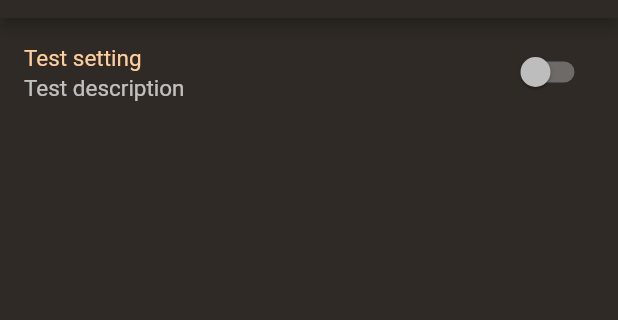
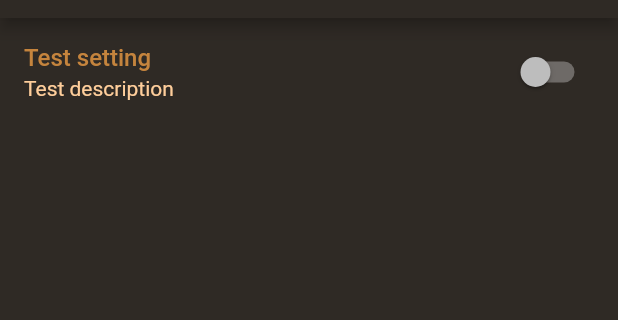
Before and after one commit to dawidd6/Brewery, a Flutter app: the SettingsPage screen opened by its route, on a phone screen of 412 x 824 dp, the part 66-386 px from its top. Run offline on Flutter 3.47's test engine with Material 2 defaults, Android fonts, the phone set to English and light mode, and no system bars; our stand-ins replace flutter_bloc, shared_preferences; accounts and stored records are empty; network calls fail.

Commit message:
lib: theming changes

```diff
--- a/lib/pages/settings_page.dart
+++ b/lib/pages/settings_page.dart
@@ -1,6 +1,7 @@
 import 'package:brewery/blocs/settings_bloc.dart';
 import 'package:brewery/events/settings_events.dart';
 import 'package:brewery/states/settings_states.dart';
+import 'package:brewery/widgets/setting_tile.dart';
 import 'package:flutter/material.dart';
 import 'package:flutter_bloc/flutter_bloc.dart';
 
@@ -33,15 +34,13 @@ class _SettingsPageState extends State<SettingsPage> {
             if (state is SettingsReadyState)
               return ListView(
                 children: [
-                  ListTile(
-                    title: Text("Test setting"),
-                    subtitle: Text("Test description"),
-                    trailing: Switch(
-                      value: state.testValue,
-                      onChanged: (value) => context
-                          .read<SettingsBloc>()
-                          .add(SettingsSetTestEvent(value)),
-                    ),
+                  SettingTile(
+                    title: "Test setting",
+                    subtitle: "Test description",
+                    toggled: state.testValue,
+                    onChanged: (value) => context
+                        .read<SettingsBloc>()
+                        .add(SettingsSetTestEvent(value)),
                   ),
                 ],
               );
--- a/lib/styles/brewery_theme.dart
+++ b/lib/styles/brewery_theme.dart
@@ -7,6 +7,7 @@ class BreweryTheme {
     primaryColor: BreweryColors.brown,
     accentColor: BreweryColors.goldDark,
     canvasColor: BreweryColors.brownDark,
+    toggleableActiveColor: BreweryColors.goldDark,
     brightness: Brightness.dark,
     appBarTheme: AppBarTheme(
       color: BreweryColors.brown,
@@ -32,25 +33,32 @@ class BreweryTheme {
       color: BreweryColors.brownDark,
     ),
     inputDecorationTheme: InputDecorationTheme(
+      isDense: true,
+      filled: true,
+      fillColor: BreweryColors.brownDark,
       labelStyle: TextStyle(
-        color: BreweryColors.goldLight,
+        color: BreweryColors.goldDark,
+      ),
+      hintStyle: TextStyle(
+        color: BreweryColors.brown,
       ),
       counterStyle: TextStyle(
-        color: BreweryColors.goldLight,
+        color: BreweryColors.goldDark,
       ),
       enabledBorder: OutlineInputBorder(
+        borderRadius: BorderRadius.all(
+          Radius.circular(20.0),
+        ),
         borderSide: BorderSide(
           color: BreweryColors.brownDark,
         ),
       ),
       border: OutlineInputBorder(
+        borderRadius: BorderRadius.all(
+          Radius.circular(20.0),
+        ),
         borderSide: BorderSide(
           color: BreweryColors.brownDark,
-        ),
-      ),
-      focusedBorder: OutlineInputBorder(
-        borderSide: BorderSide(
-          color: BreweryColors.goldDark,
         ),
       ),
     ),
@@ -61,6 +69,9 @@ class BreweryTheme {
     ),
     dividerTheme: DividerThemeData(
       color: BreweryColors.brownDark,
+    ),
+    textSelectionTheme: TextSelectionThemeData(
+      cursorColor: BreweryColors.goldDark,
     ),
     textTheme: TextTheme(
       // List tile name text
--- a/lib/widgets/regexp_filter.dart
+++ b/lib/widgets/regexp_filter.dart
@@ -19,7 +19,12 @@ class RegexpFilter extends StatelessWidget {
       child: TextField(
         onChanged: onChanged,
         decoration: InputDecoration(
-          labelText: "Regexp filter",
+          prefixIcon: Icon(
+            Icons.search,
+            color: Theme.of(context).inputDecorationTheme.labelStyle.color,
+          ),
+          labelText: "Search",
+          hintText: "hello",
           counterText: "$filteredCount / $totalCount",
         ),
       ),
--- /dev/null
+++ b/lib/widgets/setting_tile.dart
@@ -0,0 +1,34 @@
+import 'package:flutter/material.dart';
+
+class SettingTile extends StatelessWidget {
+  final String title;
+  final String subtitle;
+  final bool toggled;
+  final void Function(bool) onChanged;
+
+  SettingTile({
+    Key key,
+    this.title,
+    this.subtitle,
+    this.toggled,
+    this.onChanged,
+  }) : super(key: key);
+
+  @override
+  Widget build(BuildContext context) {
+    return ListTile(
+      title: Text(
+        title,
+        style: Theme.of(context).textTheme.headline1,
+      ),
+      subtitle: Text(
+        subtitle,
+        style: Theme.of(context).textTheme.headline2,
+      ),
+      trailing: Switch(
+        value: toggled,
+        onChanged: onChanged,
+      ),
+    );
+  }
+}
```
